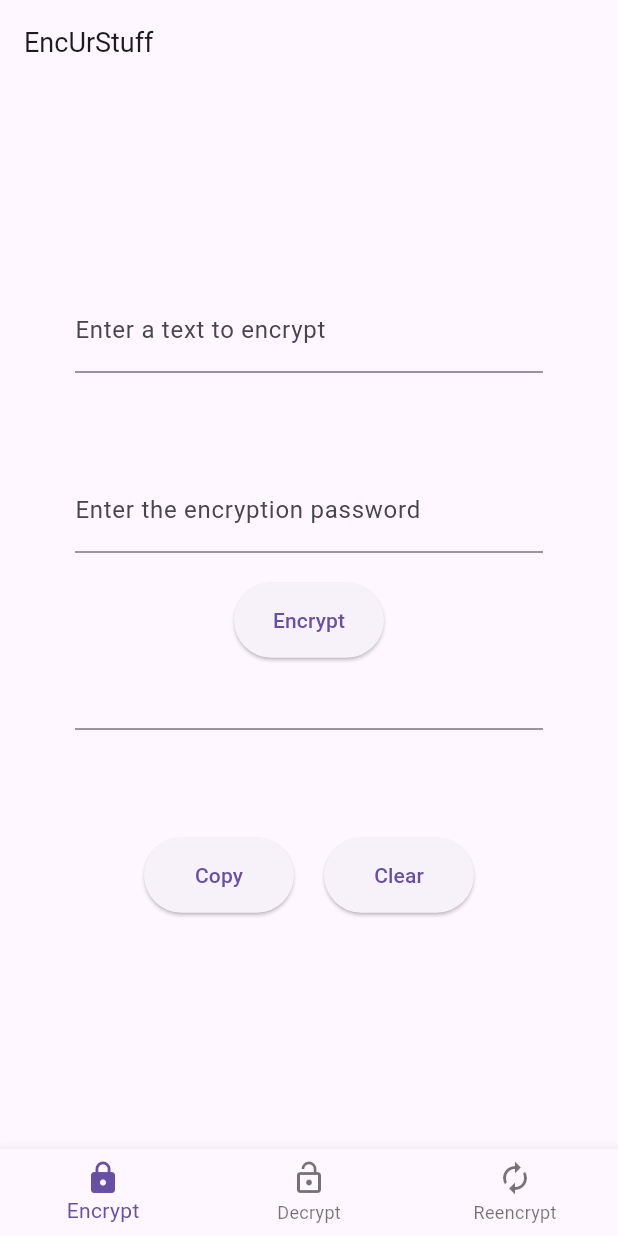
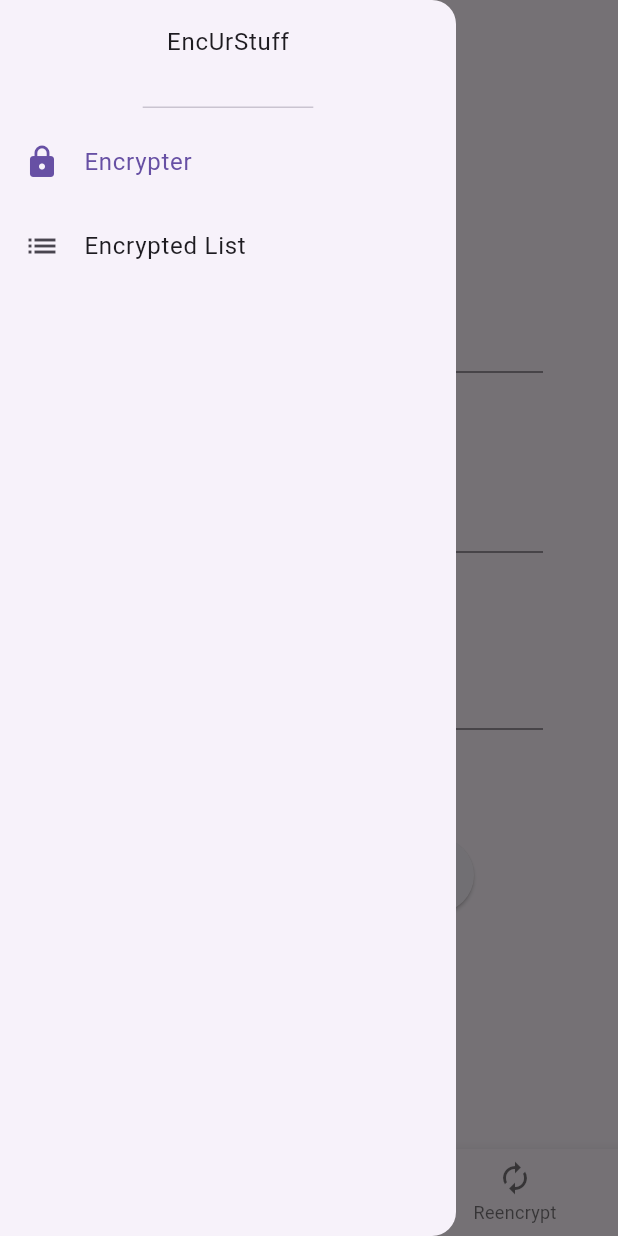
Before and after one commit to willotavio/enc-flutter, a Flutter app: the screen it shows after launch, with the side drawer open (before the commit the screen has no drawer), on a phone screen of 412 x 824 dp. Run offline on Flutter 3.47's test engine with Material 3 defaults, Android fonts, the phone set to English and light mode, and no system bars; missing offline and left inert: pointycastle.

Commit message:
Add app drawer and encrypted_texts_list screen

```diff
--- a/lib/main.dart
+++ b/lib/main.dart
@@ -1,3 +1,5 @@
+import 'package:enc_flutter/screens/encrypted_texts_list.dart';
+
 import '../screens/reencryption_screen.dart';
 import 'package:flutter/material.dart';
 import './screens/encryption_screen.dart';
@@ -27,12 +29,73 @@ class HomePage extends StatefulWidget{
 }
 
 class _HomePageState extends State<HomePage> {
+  int selectedIndex = 0;
+  @override
+  Widget build(BuildContext context){
+    Widget page;
+    switch(selectedIndex){
+      case 0:
+        page = EncrypterScreen();
+        break;
+      case 1:
+        page = EncryptedTextsList();
+        break;
+      default:
+        throw UnimplementedError("No widget for $selectedIndex");
+    }
+    return Scaffold(
+      appBar: AppBar(
+        title: Text("EncUrStuff", style: TextStyle(fontSize: 18)),
+      ),
+      drawer: Drawer(
+        child: Column(
+          children: [
+            SizedBox(
+              height: 80,
+              child: DrawerHeader(
+                child: Text("EncUrStuff"),
+              ),
+            ),
+            ListTile(
+              selected: selectedIndex == 0,
+              leading: Icon(Icons.lock),
+              title: Text("Encrypter"),
+              onTap: () {
+                setState(() {
+                  selectedIndex = 0;
+                  Navigator.pop(context);
+                });
+              },
+            ),
+            ListTile(
+              selected: selectedIndex == 1,
+              leading: Icon(Icons.list),
+              title: Text("Encrypted List"),
+              onTap: () {
+                setState(() {
+                  selectedIndex = 1;
+                  Navigator.pop(context);
+                });
+              }
+            ),
+          ],
+        ),
+      ),
+      body: page,
+    );
+  }
+}
+
+class EncrypterScreen extends StatefulWidget{
+  @override
+  State<EncrypterScreen> createState() => _EncrypterScreenState();
+}
+
+class _EncrypterScreenState extends State<EncrypterScreen>{
   var selectedIndex = 0;
   @override
-  Widget build(BuildContext context){
-
+  Widget build(BuildContext build){
     Widget page;
-
     switch(selectedIndex){
       case 0:
         page = EncryptionScreen();
@@ -46,13 +109,9 @@ class _HomePageState extends State<HomePage> {
       default:
         throw UnimplementedError('No widget for $selectedIndex');
     }
-
     return LayoutBuilder(
       builder: (context, constraints){
         return Scaffold(
-          appBar: AppBar(
-            title: Text("EncUrStuff", style: TextStyle(fontSize: 18)),
-          ),
           bottomNavigationBar: BottomNavigationBar(
             items: [
               BottomNavigationBarItem(icon: Icon(Icons.lock), label: "Encrypt"),
--- /dev/null
+++ b/lib/screens/encrypted_texts_list.dart
@@ -0,0 +1,10 @@
+import 'package:flutter/material.dart';
+
+class EncryptedTextsList extends StatelessWidget{
+  @override
+  Widget build(BuildContext context){
+    return Center(
+      child: Text("list"),
+    );
+  }
+}
```
Lines whose indentation alone changed are shown as unchanged.
